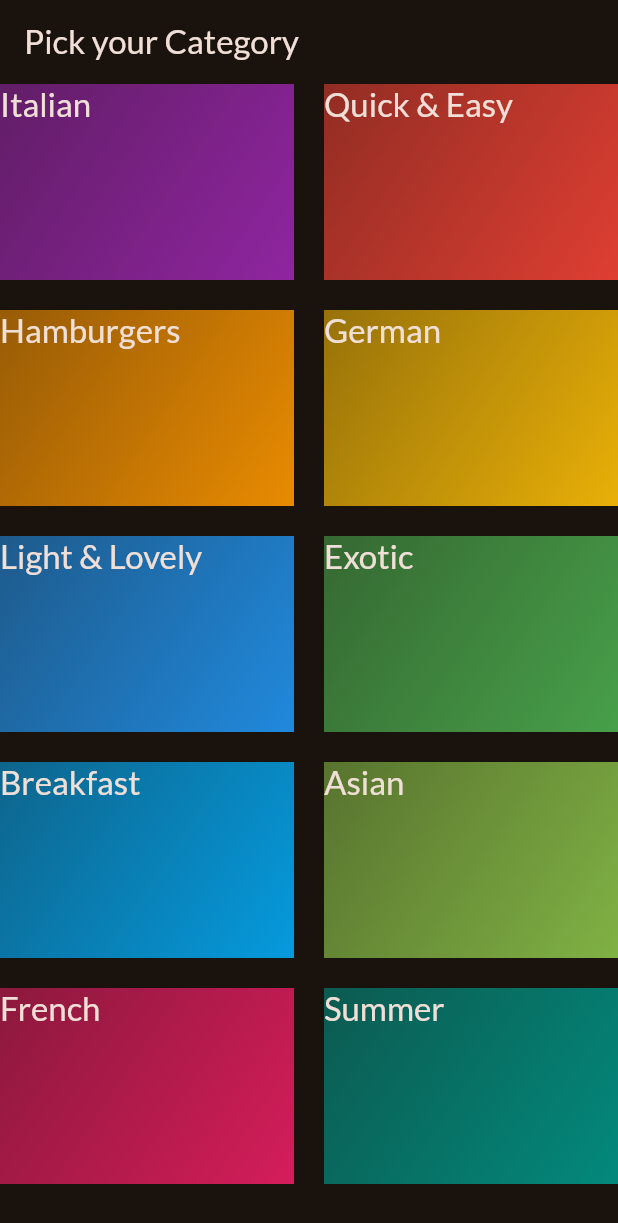
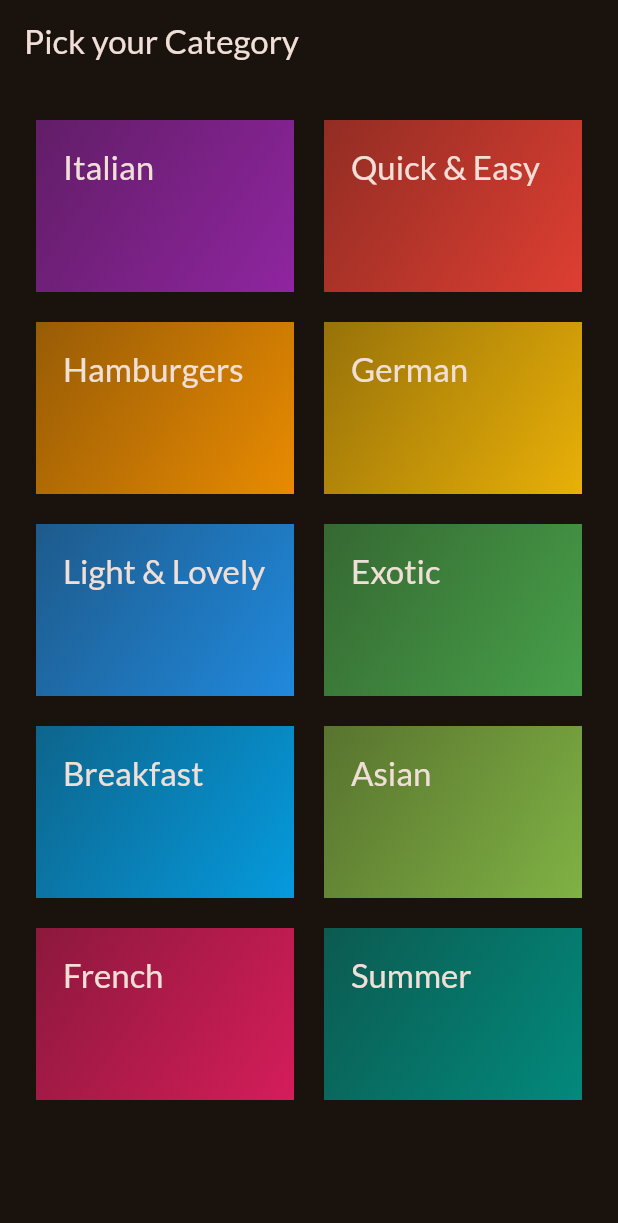
Before and after one commit to manavtore/Meal_App, a Flutter app: the screen it shows after launch, on a phone screen of 412 x 824 dp. Shown: the top 1223 px of the screen. Run offline on Flutter 3.47's test engine with Material 2 defaults, Android fonts, the phone set to English and light mode, and no system bars; our stand-ins replace google_fonts.

Commit message:
Padding done

```diff
--- a/lib/screens/categories.dart
+++ b/lib/screens/categories.dart
@@ -12,6 +12,7 @@ class CategoriesScreen extends StatelessWidget {
         title: const Text('Pick your Category'),
       ),
       body: GridView(
+          padding: const EdgeInsets.all(24),
           gridDelegate: const SliverGridDelegateWithFixedCrossAxisCount(
             crossAxisCount: 2,
             childAspectRatio: 3 / 2,
--- a/lib/widgets/category_grid_item.dart
+++ b/lib/widgets/category_grid_item.dart
@@ -12,6 +12,7 @@ class CategoryGridItem extends StatelessWidget {
   @override
   Widget build(BuildContext context) {
     return Container(
+        padding: const EdgeInsets.all(18),
         decoration: BoxDecoration(
             gradient: LinearGradient(
           colors: [
```
